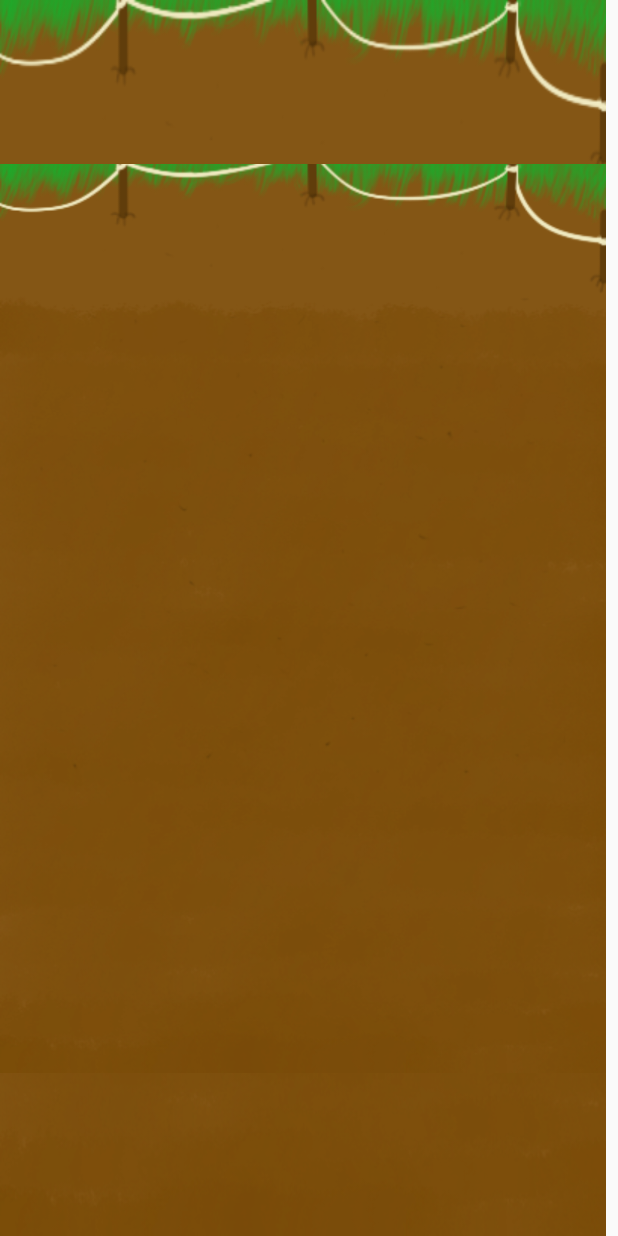
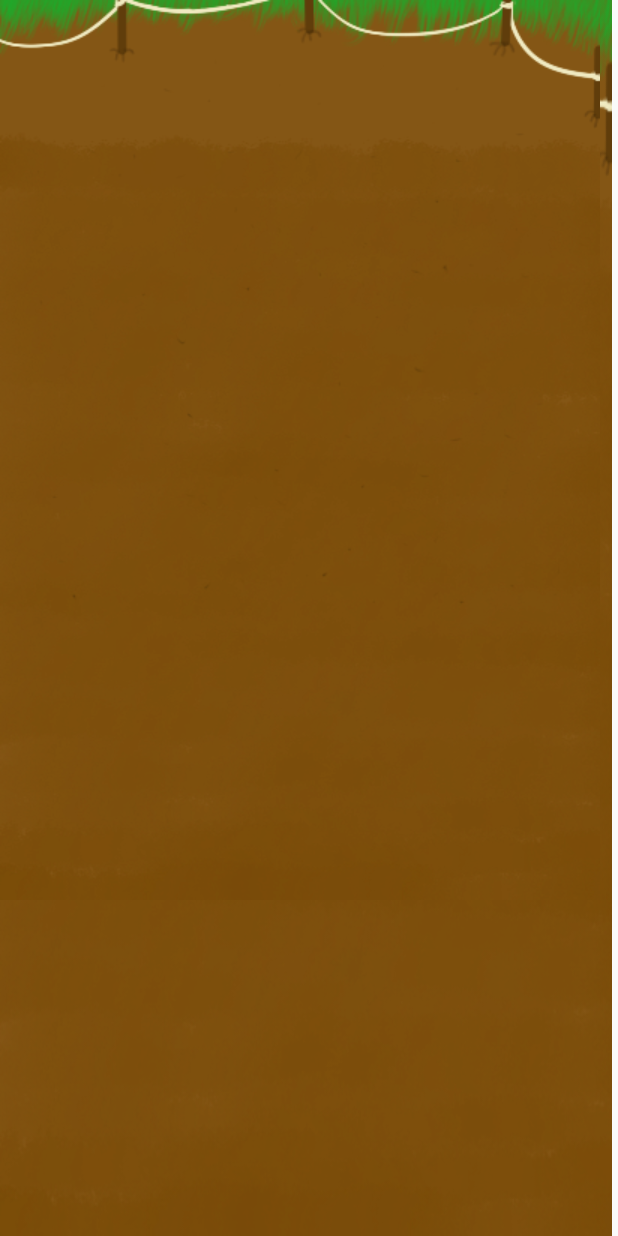
Before and after one commit to Arbszy/DinoDiscovery, an Android app: the Game4x4Activity screen opened directly, with no data from a screen before it, on a phone screen of 412 x 824 dp. Run offline under Robolectric (Android 15) with nearby library versions, the phone set to English and light mode, and no system bars; Roboto replaces fonts that are not available here.

Commit message:
AAAA missed a step

```diff
--- a/app/src/main/res/layout/activity_game4x4.xml
+++ b/app/src/main/res/layout/activity_game4x4.xml
@@ -11,12 +11,15 @@
 
     <ImageView
         android:id="@+id/imageView"
-        android:layout_width="match_parent"
+        android:layout_width="408dp"
         android:layout_height="match_parent"
+        android:layout_column="1"
         android:layout_marginEnd="8dp"
         android:layout_marginRight="8dp"
+        android:layout_row="0"
         android:background="@drawable/game_screen"
         android:contentDescription="@string/android_contentdescription"
+        android:scaleType="matrix"
         app:layout_constraintBottom_toBottomOf="parent"
         app:layout_constraintEnd_toEndOf="parent"
         app:layout_constraintHorizontal_bias="0.378"
```
